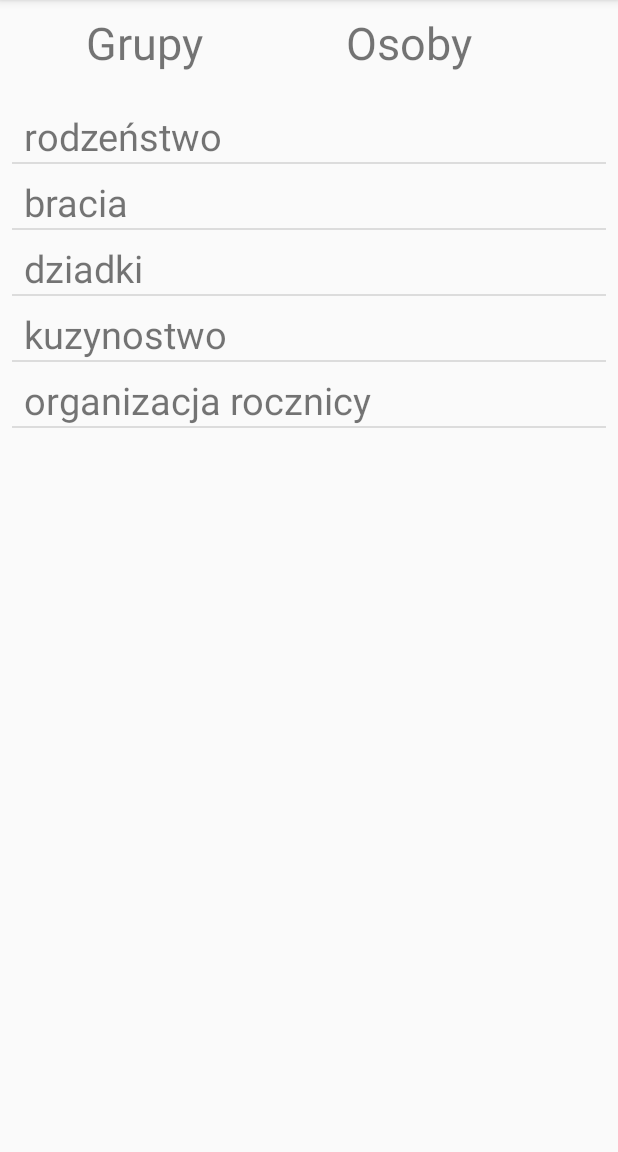
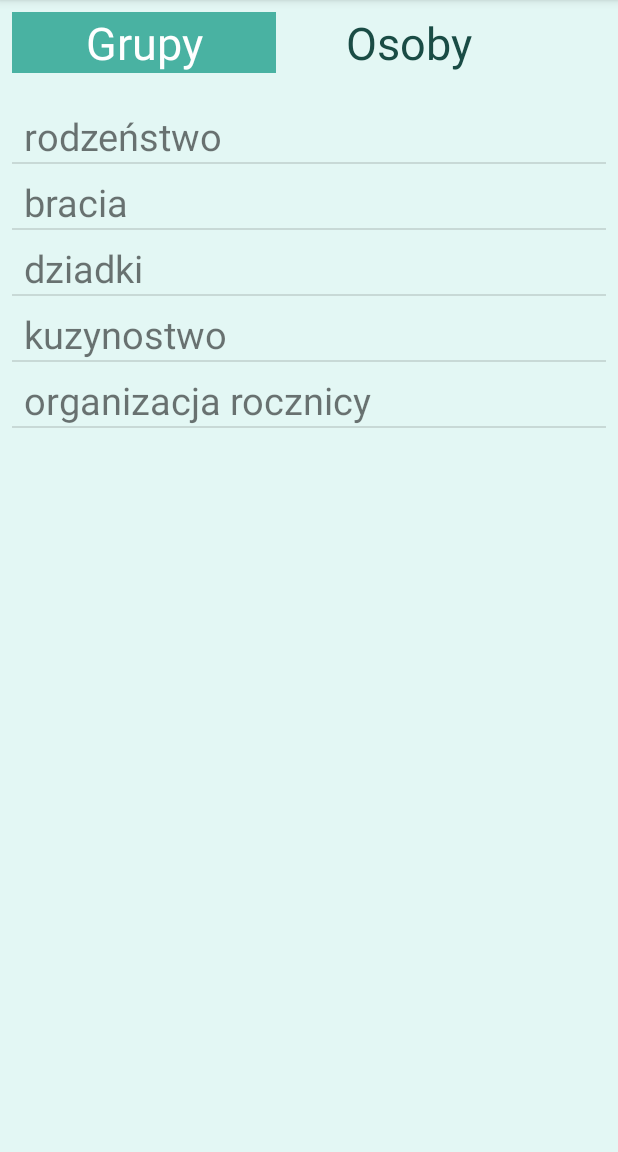
Before and after one commit to Kaatee/MobileFamily, an Android app: the MessagesActivity screen opened directly, with no data from a screen before it, after a tap on "Grupy", on a phone screen of 412 x 824 dp, the part 84-1236 px from its top. Run offline under Robolectric (Android 15) with nearby library versions, the phone set to English and light mode, and no system bars.

Commit message:
add: small correction in messages

```diff
--- a/app/src/main/java/com/example/kasia/mobilefamily/MessagesActivity.java
+++ b/app/src/main/java/com/example/kasia/mobilefamily/MessagesActivity.java
@@ -1,8 +1,13 @@
 package com.example.kasia.mobilefamily;
 
 import android.content.Intent;
+import android.database.Cursor;
+import android.database.sqlite.SQLiteDatabase;
+import android.database.sqlite.SQLiteOpenHelper;
+import android.graphics.Color;
 import android.support.v7.app.AppCompatActivity;
 import android.os.Bundle;
+import android.util.Log;
 import android.view.View;
 import android.widget.AdapterView;
 import android.widget.ArrayAdapter;
@@ -12,26 +17,35 @@ import android.widget.TextView;
 public class MessagesActivity extends AppCompatActivity {
 
     String[] groups = new String[] {"rodzeństwo", "bracia", "dziadki", "kuzynostwo","organizacja rocznicy"};
-    String[] people = new String[] {"Janina Kowalska", "Jan Kowalski", "Kazimierz Nowak", "Katarzyna Jozwiak"};
+    String[] people;
+    TextView groupsButton;
+    TextView peopleButton;
 
     @Override
     protected void onCreate(Bundle savedInstanceState) {
         super.onCreate(savedInstanceState);
         setContentView(R.layout.activity_messages);
 
+        setPeopleList();
         loadGroups();
 
-        TextView groupsButton =  findViewById(R.id.groups);
+        peopleButton =  findViewById(R.id.people);
+        groupsButton = findViewById(R.id.groups);
+
         groupsButton.setOnClickListener(new View.OnClickListener(){
 
             @Override
             public void onClick(View view) {
                 loadGroups();
+                groupsButton.setBackgroundColor(getResources().getColor(R.color.colorButtons));
+                groupsButton.setTextColor(Color.WHITE);
+                peopleButton.setBackgroundColor(getResources().getColor(R.color.colorBackground));
+                peopleButton.setTextColor(getResources().getColor(R.color.colorButtonsCorners));
             }
         });
+        groupsButton.setBackgroundColor(getResources().getColor(R.color.colorButtons));
+        groupsButton.setTextColor(Color.WHITE);
 
-
-        TextView peopleButton =  findViewById(R.id.people);
         peopleButton.setOnClickListener(new View.OnClickListener(){
 
             @Override
@@ -41,7 +55,30 @@ public class MessagesActivity extends AppCompatActivity {
         });
     }
 
+    public void setPeopleList(){
+        SQLiteOpenHelper familyDataBaseHelper = new FamilyDataBaseHelper(this);
+        SQLiteDatabase db  =familyDataBaseHelper.getReadableDatabase();
+        Cursor cursor = db.rawQuery("SELECT  * FROM person", null);
+        if(cursor!=null) {
+            people = new String[cursor.getCount()];
+            cursor.moveToFirst();
+
+            int i = 0;
+            while (!cursor.isAfterLast()) {
+                String data = "";
+                data += cursor.getString(cursor.getColumnIndexOrThrow("name"));
+                data += " ";
+                data += cursor.getString(cursor.getColumnIndexOrThrow("surname"));
+                people[i] = data;
+                cursor.moveToNext();
+                i++;
+            }
+        }
+    }
+
     public void loadGroups(){
+
+
         ListView groupsListView = findViewById(R.id.listView2);
         ArrayAdapter<String> adapter = new ArrayAdapter(this, R.layout.photos_list_item,R.id.textView6, groups);
         groupsListView.setAdapter(adapter);
@@ -54,9 +91,15 @@ public class MessagesActivity extends AppCompatActivity {
     }
 
     public void loadPeople(){
+        peopleButton.setBackgroundColor(getResources().getColor(R.color.colorButtons));
+        peopleButton.setTextColor(Color.WHITE);
+        groupsButton.setBackgroundColor(getResources().getColor(R.color.colorBackground));
+        groupsButton.setTextColor(getResources().getColor(R.color.colorButtonsCorners));
+
         ListView groupsListView = findViewById(R.id.listView2);
         ArrayAdapter<String> adapter = new ArrayAdapter(this, R.layout.photos_list_item,R.id.textView6, people);
         groupsListView.setAdapter(adapter);
+
         groupsListView.setOnItemClickListener(new AdapterView.OnItemClickListener() {
             @Override
             public void onItemClick(AdapterView<?> adapterView, View view, int i, long l) {
--- a/app/src/main/res/layout/activity_member_details.xml
+++ b/app/src/main/res/layout/activity_member_details.xml
@@ -295,7 +295,7 @@
             <ListView
                 android:id="@+id/relativesList"
                 android:layout_width="match_parent"
-                android:layout_height="300dp"
+                android:layout_height="0dp"
                 android:layout_weight="1"/>
 
             <Button
--- a/app/src/main/res/layout/activity_messages.xml
+++ b/app/src/main/res/layout/activity_messages.xml
@@ -4,6 +4,7 @@
     xmlns:tools="http://schemas.android.com/tools"
     android:layout_width="match_parent"
     android:layout_height="match_parent"
+    android:background="@color/colorBackground"
     tools:context="com.example.kasia.mobilefamily.MessagesActivity">
 
     <android.support.constraint.ConstraintLayout
```
Also changed, not shown: app/src/main/java/com/example/kasia/mobilefamily/MemberDetailsActivity.java (+10 -0 lines), app/src/main/java/com/example/kasia/mobilefamily/MessageContentActivity.java (+7 -0 lines), app/src/main/res/layout/activity_message_content.xml (+6 -2 lines).
